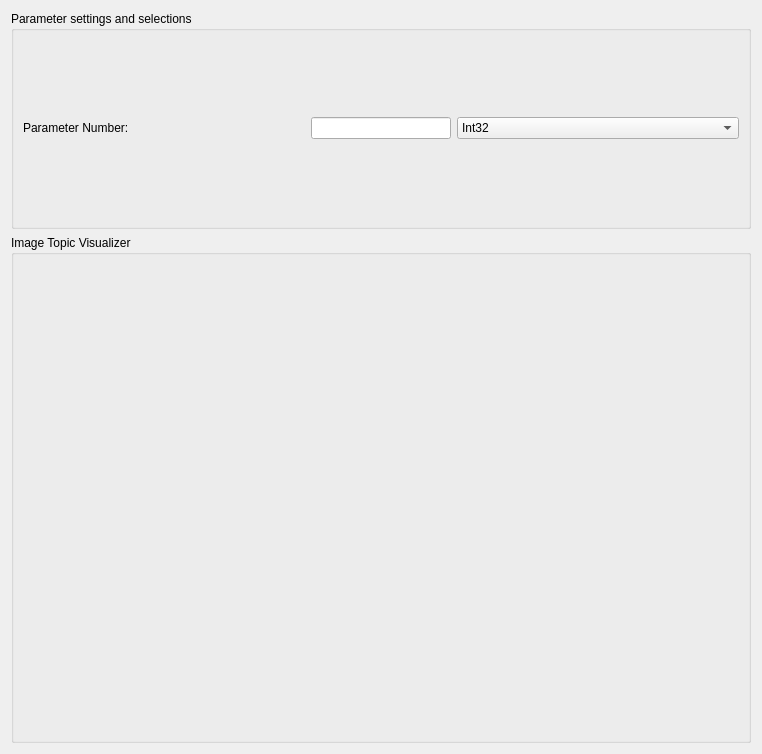
The window that src/Infratec_thermal_camera/Infratec_ros_driver/resources/image_visualizer.ui (Davidlequnchen/MultiSensorFusion-ROS-AM-Monitoring) describes before a commit, drawn with Qt 5.
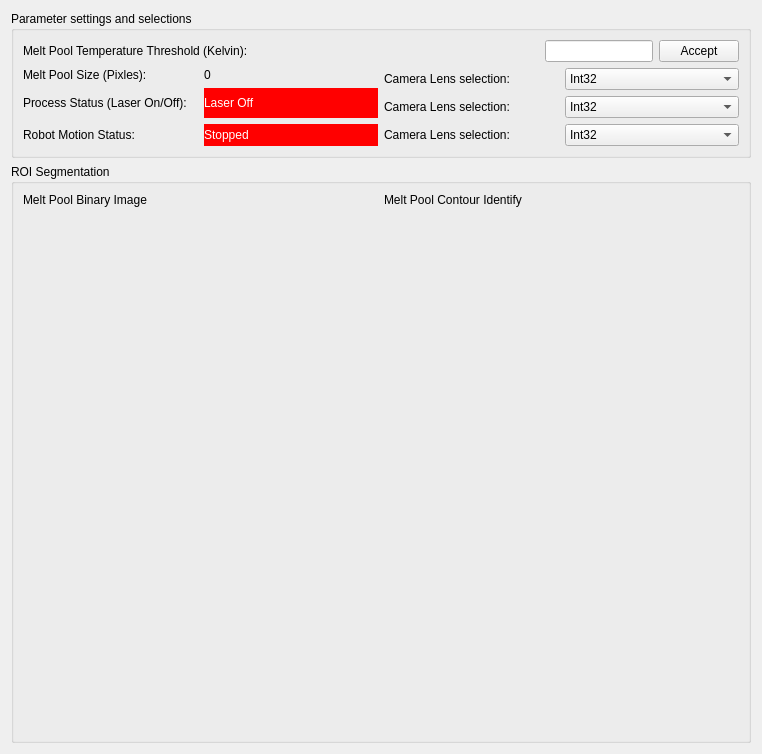
The same window after the commit.

Commit message: update the ROS Image Viewer with melt pool data real time plot

Patch:
```diff
--- a/src/Infratec_thermal_camera/Infratec_ros_driver/resources/image_visualizer.ui
+++ b/src/Infratec_thermal_camera/Infratec_ros_driver/resources/image_visualizer.ui
@@ -13,7 +13,7 @@
   <property name="windowTitle">
    <string>ROS Image Topic Visualizer</string>
   </property>
-  <layout class="QVBoxLayout" name="verticalLayout" stretch="3,7">
+  <layout class="QVBoxLayout" name="verticalLayout" stretch="2,8">
    <item>
     <widget class="QGroupBox" name="groupBox_2">
      <property name="title">
@@ -21,11 +21,11 @@
      </property>
      <layout class="QVBoxLayout" name="verticalLayout_2">
       <item>
-       <layout class="QHBoxLayout" name="horizontalLayout_2" stretch="4,2,4">
+       <layout class="QHBoxLayout" name="horizontalLayout_2" stretch="4,0,0">
         <item>
          <widget class="QLabel" name="label_4">
           <property name="text">
-           <string>Parameter Number:</string>
+           <string>Melt Pool Temperature Threshold (Kelvin):</string>
           </property>
          </widget>
         </item>
@@ -33,43 +33,227 @@
          <widget class="QLineEdit" name="ParmNumEdit"/>
         </item>
         <item>
-         <widget class="QComboBox" name="datatypeCombox">
+         <widget class="QPushButton" name="MeltPoolThresholdAcceptButton">
+          <property name="text">
+           <string>Accept</string>
+          </property>
+         </widget>
+        </item>
+       </layout>
+      </item>
+      <item>
+       <layout class="QGridLayout" name="gridLayout">
+        <item row="0" column="0">
+         <layout class="QHBoxLayout" name="horizontalLayout_3">
           <item>
-           <property name="text">
-            <string>Int32</string>
-           </property>
+           <widget class="QLabel" name="label_5">
+            <property name="text">
+             <string>Melt Pool Size (Pixles):</string>
+            </property>
+           </widget>
           </item>
           <item>
-           <property name="text">
-            <string>Int64</string>
-           </property>
+           <widget class="QLabel" name="label_8">
+            <property name="text">
+             <string>0</string>
+            </property>
+           </widget>
           </item>
+         </layout>
+        </item>
+        <item row="0" column="1" rowspan="2">
+         <layout class="QHBoxLayout" name="horizontalLayout_7">
           <item>
-           <property name="text">
-            <string>Single</string>
-           </property>
+           <widget class="QLabel" name="label_11">
+            <property name="text">
+             <string>Camera Lens selection:</string>
+            </property>
+           </widget>
           </item>
           <item>
-           <property name="text">
-            <string>Double</string>
-           </property>
+           <widget class="QComboBox" name="CameraLensCombox">
+            <item>
+             <property name="text">
+              <string>Int32</string>
+             </property>
+            </item>
+            <item>
+             <property name="text">
+              <string>Int64</string>
+             </property>
+            </item>
+            <item>
+             <property name="text">
+              <string>Single</string>
+             </property>
+            </item>
+            <item>
+             <property name="text">
+              <string>Double</string>
+             </property>
+            </item>
+            <item>
+             <property name="text">
+              <string>String</string>
+             </property>
+            </item>
+            <item>
+             <property name="text">
+              <string>IdxInt32</string>
+             </property>
+            </item>
+            <item>
+             <property name="text">
+              <string>IdxString</string>
+             </property>
+            </item>
+           </widget>
           </item>
+         </layout>
+        </item>
+        <item row="1" column="0" rowspan="2">
+         <layout class="QHBoxLayout" name="horizontalLayout_4">
           <item>
-           <property name="text">
-            <string>String</string>
-           </property>
+           <widget class="QLabel" name="label_6">
+            <property name="text">
+             <string>Process Status (Laser On/Off): </string>
+            </property>
+           </widget>
           </item>
           <item>
-           <property name="text">
-            <string>IdxInt32</string>
-           </property>
+           <widget class="QLabel" name="lblControl_2">
+            <property name="styleSheet">
+             <string notr="true">background-color: rgb(255, 0, 0);
+color: rgb(255, 255, 255);</string>
+            </property>
+            <property name="text">
+             <string>Laser Off</string>
+            </property>
+           </widget>
           </item>
+         </layout>
+        </item>
+        <item row="2" column="1">
+         <layout class="QHBoxLayout" name="horizontalLayout_8">
           <item>
-           <property name="text">
-            <string>IdxString</string>
-           </property>
+           <widget class="QLabel" name="label_12">
+            <property name="text">
+             <string>Camera Lens selection:</string>
+            </property>
+           </widget>
           </item>
-         </widget>
+          <item>
+           <widget class="QComboBox" name="CameraLensCombox_2">
+            <item>
+             <property name="text">
+              <string>Int32</string>
+             </property>
+            </item>
+            <item>
+             <property name="text">
+              <string>Int64</string>
+             </property>
+            </item>
+            <item>
+             <property name="text">
+              <string>Single</string>
+             </property>
+            </item>
+            <item>
+             <property name="text">
+              <string>Double</string>
+             </property>
+            </item>
+            <item>
+             <property name="text">
+              <string>String</string>
+             </property>
+            </item>
+            <item>
+             <property name="text">
+              <string>IdxInt32</string>
+             </property>
+            </item>
+            <item>
+             <property name="text">
+              <string>IdxString</string>
+             </property>
+            </item>
+           </widget>
+          </item>
+         </layout>
+        </item>
+        <item row="3" column="0">
+         <layout class="QHBoxLayout" name="horizontalLayout_5">
+          <item>
+           <widget class="QLabel" name="label_7">
+            <property name="text">
+             <string>Robot Motion Status: </string>
+            </property>
+           </widget>
+          </item>
+          <item>
+           <widget class="QLabel" name="lblControl">
+            <property name="styleSheet">
+             <string notr="true">background-color: rgb(255, 0, 0);
+color: rgb(255, 255, 255);</string>
+            </property>
+            <property name="text">
+             <string>Stopped</string>
+            </property>
+           </widget>
+          </item>
+         </layout>
+        </item>
+        <item row="3" column="1">
+         <layout class="QHBoxLayout" name="horizontalLayout_9">
+          <item>
+           <widget class="QLabel" name="label_13">
+            <property name="text">
+             <string>Camera Lens selection:</string>
+            </property>
+           </widget>
+          </item>
+          <item>
+           <widget class="QComboBox" name="CameraLensCombox_3">
+            <item>
+             <property name="text">
+              <string>Int32</string>
+             </property>
+            </item>
+            <item>
+             <property name="text">
+              <string>Int64</string>
+             </property>
+            </item>
+            <item>
+             <property name="text">
+              <string>Single</string>
+             </property>
+            </item>
+            <item>
+             <property name="text">
+              <string>Double</string>
+             </property>
+            </item>
+            <item>
+             <property name="text">
+              <string>String</string>
+             </property>
+            </item>
+            <item>
+             <property name="text">
+              <string>IdxInt32</string>
+             </property>
+            </item>
+            <item>
+             <property name="text">
+              <string>IdxString</string>
+             </property>
+            </item>
+           </widget>
+          </item>
+         </layout>
         </item>
        </layout>
       </item>
@@ -79,11 +263,39 @@
    <item>
     <widget class="QGroupBox" name="groupBox">
      <property name="title">
-      <string>Image Topic Visualizer</string>
+      <string>ROI Segmentation</string>
      </property>
-     <layout class="QHBoxLayout" name="horizontalLayout">
+     <layout class="QVBoxLayout" name="verticalLayout_3" stretch="0,5,5">
       <item>
-       <widget class="QWidget" name="ImageWidget" native="true"/>
+       <layout class="QHBoxLayout" name="horizontalLayout_6">
+        <item>
+         <widget class="QLabel" name="label_9">
+          <property name="text">
+           <string>Melt Pool Binary Image</string>
+          </property>
+         </widget>
+        </item>
+        <item>
+         <widget class="QLabel" name="label_10">
+          <property name="text">
+           <string>Melt Pool Contour Identify</string>
+          </property>
+         </widget>
+        </item>
+       </layout>
+      </item>
+      <item>
+       <layout class="QHBoxLayout" name="horizontalLayout">
+        <item>
+         <widget class="QWidget" name="ImageWidget" native="true"/>
+        </item>
+        <item>
+         <widget class="QWidget" name="ImageWidget_2" native="true"/>
+        </item>
+       </layout>
+      </item>
+      <item>
+       <widget class="QWidget" name="MPSPlotWidget" native="true"/>
       </item>
      </layout>
     </widget>
```
Left out of the diff: 2 changed lines with no effect on the pictures. The commit also changes 6 other files.
